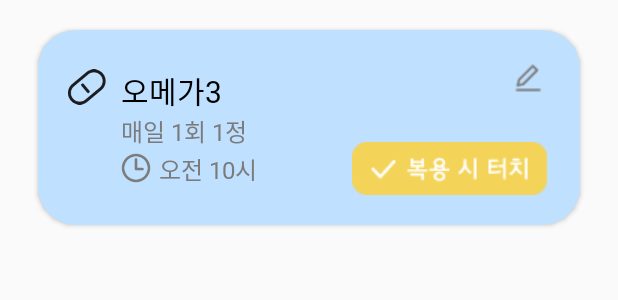
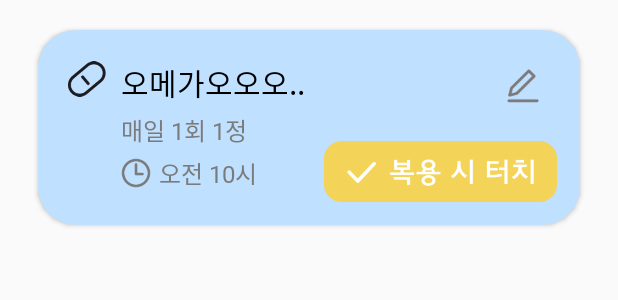
Before and after one commit to Maaaaeari/Chick, an Android app: the layout item_druglist.xml on its own in the app's theme, with its tools: preview values and no code run, on a phone screen of 412 x 824 dp. Shown: the top 300 px of the screen. Run offline under Robolectric (Android 15) with nearby library versions, the phone set to English and light mode, and no system bars.

Commit message:
카드뷰 레이아웃 수정

```diff
--- a/app/src/main/res/layout/fragment_main.xml
+++ b/app/src/main/res/layout/fragment_main.xml
@@ -61,8 +61,9 @@
                     android:layout_width="70dp"
                     android:layout_height="80dp"
                     android:layout_gravity="bottom"
+                    android:layout_marginLeft="10dp"
                     android:layout_weight="1"
-                    android:scaleType="centerInside"
+                    android:scaleType="fitEnd"
                     android:src="@drawable/ic_main_chick" />
 
                 <LinearLayout
@@ -147,7 +148,7 @@
                     android:layout_width="30dp"
                     android:layout_height="50dp"
                     android:layout_gravity="bottom"
-                    android:layout_marginRight="5dp"
+                    android:layout_marginRight="20dp"
                     android:layout_marginBottom="10dp"
                     android:layout_weight="1"
                     android:src="@drawable/ic_main_drug" />
--- a/app/src/main/res/layout/item_druglist.xml
+++ b/app/src/main/res/layout/item_druglist.xml
@@ -29,8 +29,8 @@
                 android:layout_height="match_parent"
                 android:layout_marginRight="10dp"
                 android:orientation="vertical"
-                android:paddingTop="25dp"
-                android:paddingBottom="25dp">
+                android:paddingTop="20dp"
+                android:paddingBottom="20dp">
 
                 <ImageView
                     android:id="@+id/imageView4"
@@ -45,8 +45,8 @@
                 android:layout_weight="5"
                 android:gravity="start|end"
                 android:orientation="vertical"
-                android:paddingTop="25dp"
-                android:paddingBottom="25dp">
+                android:paddingTop="20dp"
+                android:paddingBottom="20dp">
 
                 <TextView
                     android:id="@+id/txtMainDrugName"
@@ -54,7 +54,7 @@
                     android:layout_height="wrap_content"
                     android:layout_weight="1"
                     android:fontFamily="@font/jejugothic"
-                    android:text="오메가3"
+                    android:text="오메가오오오.."
                     android:textColor="#000000"
                     android:textSize="20sp" />
 
@@ -73,7 +73,7 @@
                     android:layout_width="match_parent"
                     android:layout_height="wrap_content"
                     android:layout_weight="1"
-                    android:gravity="bottom"
+                    android:gravity="center_vertical"
                     android:orientation="horizontal">
 
                     <ImageView
@@ -99,25 +99,30 @@
             <LinearLayout
                 android:layout_width="wrap_content"
                 android:layout_height="match_parent"
+                android:gravity="right"
                 android:orientation="vertical"
-                android:paddingTop="10dp">
+                android:paddingRight="5dp"
+                android:paddingBottom="15dp">
 
                 <ImageButton
                     android:id="@+id/btnMainEdit"
-                    android:layout_width="wrap_content"
-                    android:layout_height="wrap_content"
+                    android:layout_width="45dp"
+                    android:layout_height="45dp"
                     android:layout_gravity="right"
+                    android:layout_weight="1"
                     android:backgroundTint="#00FFFFFF"
+                    android:scaleType="centerInside"
                     app:srcCompat="@drawable/ic_main_editbtn"
                     tools:ignore="SpeakableTextPresentCheck,TouchTargetSizeCheck" />
 
-                <ImageButton
+                <Button
                     android:id="@+id/btnMainEat"
-                    android:layout_width="wrap_content"
-                    android:layout_height="wrap_content"
+                    android:layout_width="155dp"
+                    android:layout_height="11dp"
                     android:layout_weight="1"
                     android:backgroundTint="#00FFFFFF"
-                    app:srcCompat="@drawable/ic_main_eatbtn1"
+                    android:foreground="@drawable/ic_main_eatbtn1"
+                    android:scaleType="centerCrop"
                     tools:ignore="SpeakableTextPresentCheck" />
 
             </LinearLayout>
```
Also changed, not shown: app/src/main/res/layout/item_new_druglist.xml (added, +123 -0 lines), app/src/main/res/drawable-v24/ic_main_eatbtn1.png (added), app/src/main/res/drawable-v24/ic_main_eatbtn2.png (added), app/src/main/res/drawable-v24/ic_main_editbtn.png (added), app/src/main/res/drawable/ic_main_eatbtn1.png (deleted), app/src/main/res/drawable/ic_main_eatbtn2.png (deleted), app/src/main/res/drawable/ic_main_editbtn.png (deleted).
